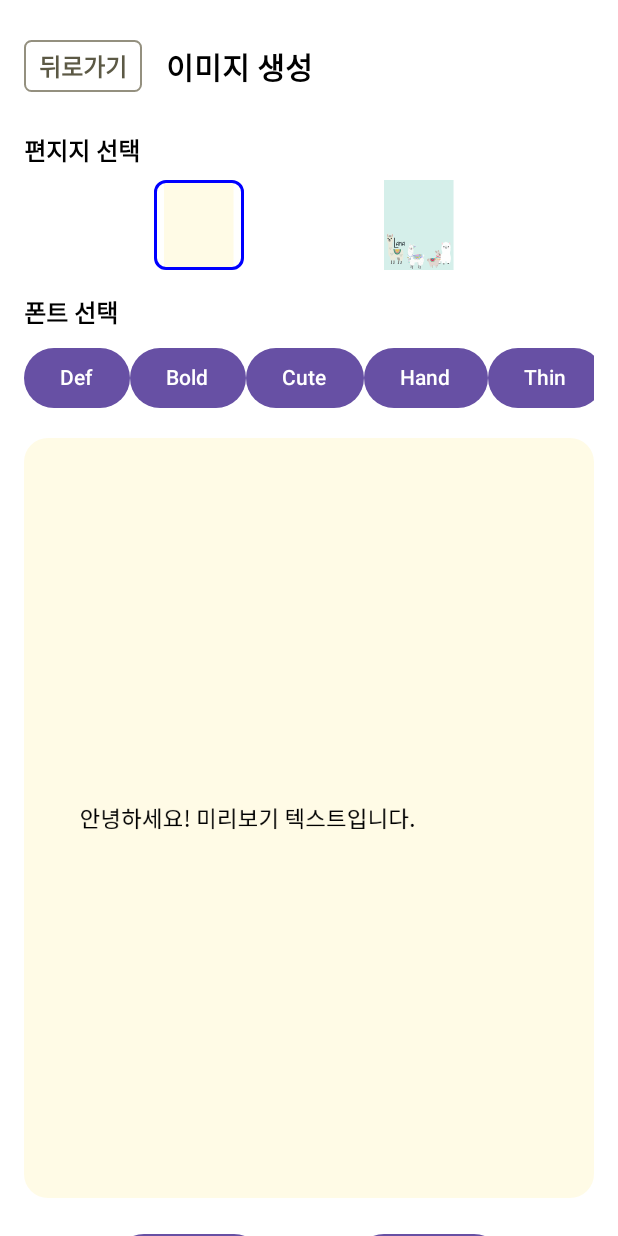
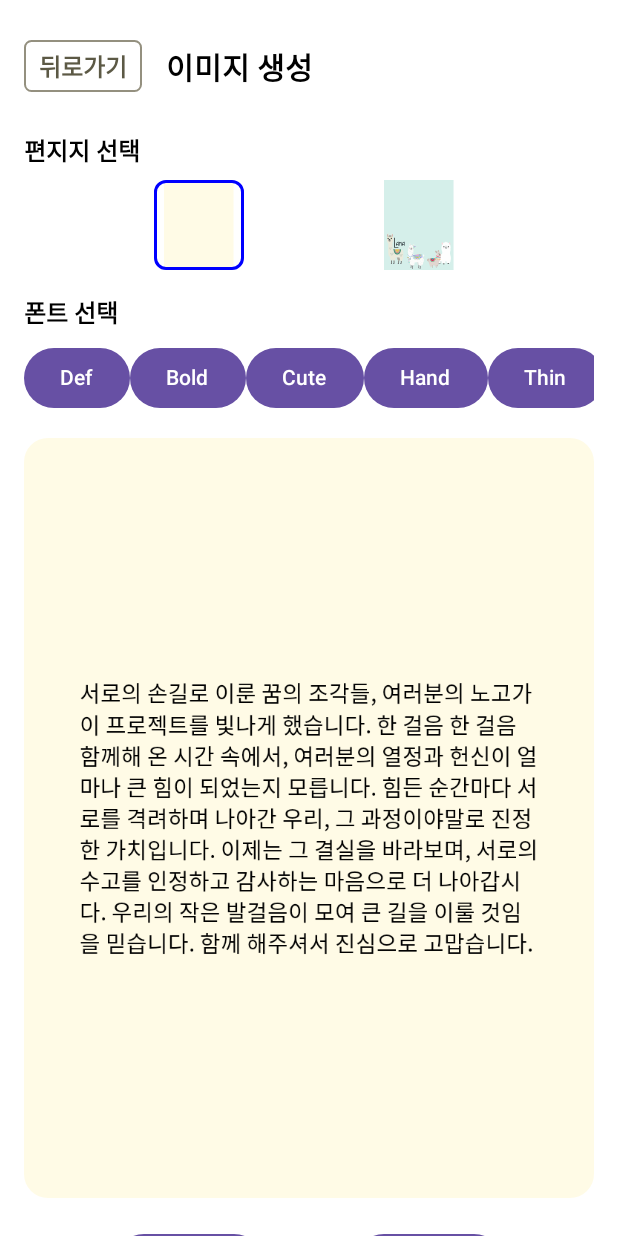
Before and after one commit to YEOGIL/Papyrus, an Android app built with Jetpack Compose: the @Preview function ImageGenerationScreenPreview, on a phone screen of 412 x 824 dp. Run offline under Robolectric (Android 15) with nearby library versions, the phone set to English and light mode, and no system bars; Roboto replaces fonts that are not available here.

Commit message:
프리뷰 텍스트 샘플 추가

```diff
--- a/app/src/main/java/com/intel/papyrusbaby/screen/ImageGenerationScreen.kt
+++ b/app/src/main/java/com/intel/papyrusbaby/screen/ImageGenerationScreen.kt
@@ -456,5 +456,6 @@ fun getBitmapFromVectorDrawable(context: Context, resId: Int, width: Int, height
 fun ImageGenerationScreenPreview() {
     val context = LocalContext.current
     val navController = NavController(context)
-    ImageGenerationScreen(navController = navController, letterText = "안녕하세요! 미리보기 텍스트입니다.")
+    val sampleText = "서로의 손길로 이룬 꿈의 조각들, 여러분의 노고가 이 프로젝트를 빛나게 했습니다. 한 걸음 한 걸음 함께해 온 시간 속에서, 여러분의 열정과 헌신이 얼마나 큰 힘이 되었는지 모릅니다. 힘든 순간마다 서로를 격려하며 나아간 우리, 그 과정이야말로 진정한 가치입니다. 이제는 그 결실을 바라보며, 서로의 수고를 인정하고 감사하는 마음으로 더 나아갑시다. 우리의 작은 발걸음이 모여 큰 길을 이룰 것임을 믿습니다. 함께 해주셔서 진심으로 고맙습니다."
+    ImageGenerationScreen(navController = navController, letterText = sampleText)
 }
```
